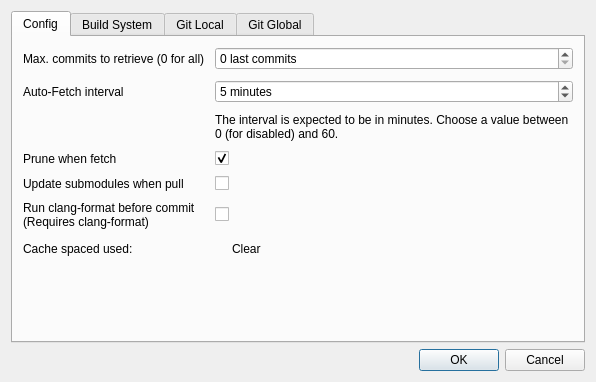
This is src/aux_widgets/RepoConfigDlg.ui in francescmm/GitQlient as Qt 5 draws it before an edit. The edited form follows.
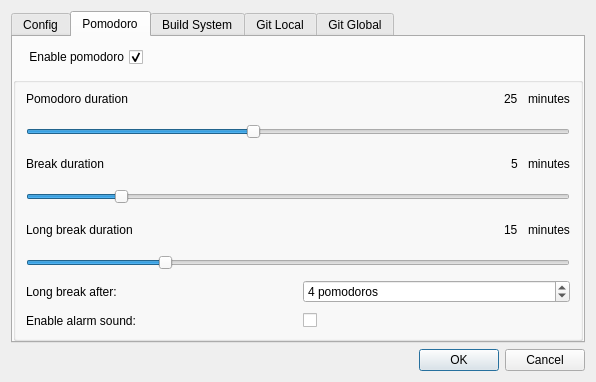
This is the edited form. Icons and pictures are not drawn. Custom widgets are drawn as their Qt base class.

Commit message: #180 Adding UI/UX for pomodoro

```diff
--- a/src/aux_widgets/RepoConfigDlg.ui
+++ b/src/aux_widgets/RepoConfigDlg.ui
@@ -17,7 +17,7 @@
    <item>
     <widget class="QTabWidget" name="tabWidget">
      <property name="currentIndex">
-      <number>0</number>
+      <number>1</number>
      </property>
      <widget class="QWidget" name="tab_3">
       <attribute name="icon">
@@ -197,6 +197,299 @@
        </item>
       </layout>
      </widget>
+     <widget class="QWidget" name="tab_5">
+      <attribute name="icon">
+       <iconset resource="../resources.qrc">
+        <normaloff>:/icons/pomodoro</normaloff>:/icons/pomodoro</iconset>
+      </attribute>
+      <attribute name="title">
+       <string>Pomodoro</string>
+      </attribute>
+      <layout class="QVBoxLayout" name="verticalLayout_2">
+       <property name="spacing">
+        <number>0</number>
+       </property>
+       <property name="leftMargin">
+        <number>0</number>
+       </property>
+       <property name="topMargin">
+        <number>0</number>
+       </property>
+       <property name="rightMargin">
+        <number>0</number>
+       </property>
+       <property name="bottomMargin">
+        <number>0</number>
+       </property>
+       <item>
+        <layout class="QHBoxLayout" name="horizontalLayout_4">
+         <property name="spacing">
+          <number>0</number>
+         </property>
+         <property name="leftMargin">
+          <number>10</number>
+         </property>
+         <property name="topMargin">
+          <number>10</number>
+         </property>
+         <property name="rightMargin">
+          <number>10</number>
+         </property>
+         <property name="bottomMargin">
+          <number>10</number>
+         </property>
+         <item>
+          <widget class="CheckBox" name="cbPomodoroEnabled">
+           <property name="layoutDirection">
+            <enum>Qt::RightToLeft</enum>
+           </property>
+           <property name="text">
+            <string>Enable pomodoro</string>
+           </property>
+           <property name="checked">
+            <bool>true</bool>
+           </property>
+          </widget>
+         </item>
+         <item>
+          <spacer name="horizontalSpacer_5">
+           <property name="orientation">
+            <enum>Qt::Horizontal</enum>
+           </property>
+           <property name="sizeHint" stdset="0">
+            <size>
+             <width>40</width>
+             <height>20</height>
+            </size>
+           </property>
+          </spacer>
+         </item>
+        </layout>
+       </item>
+       <item>
+        <widget class="QGroupBox" name="groupBox">
+         <property name="title">
+          <string/>
+         </property>
+         <layout class="QVBoxLayout" name="verticalLayout_3">
+          <property name="spacing">
+           <number>10</number>
+          </property>
+          <property name="leftMargin">
+           <number>10</number>
+          </property>
+          <property name="topMargin">
+           <number>0</number>
+          </property>
+          <property name="rightMargin">
+           <number>10</number>
+          </property>
+          <property name="bottomMargin">
+           <number>10</number>
+          </property>
+          <item>
+           <layout class="QHBoxLayout" name="horizontalLayout_5">
+            <item>
+             <widget class="QLabel" name="label_8">
+              <property name="text">
+               <string>Pomodoro duration</string>
+              </property>
+             </widget>
+            </item>
+            <item>
+             <spacer name="horizontalSpacer_2">
+              <property name="orientation">
+               <enum>Qt::Horizontal</enum>
+              </property>
+              <property name="sizeHint" stdset="0">
+               <size>
+                <width>40</width>
+                <height>20</height>
+               </size>
+              </property>
+             </spacer>
+            </item>
+            <item>
+             <widget class="QLabel" name="pomodoroDurLabel">
+              <property name="text">
+               <string>25</string>
+              </property>
+             </widget>
+            </item>
+            <item>
+             <widget class="QLabel" name="label_14">
+              <property name="text">
+               <string>minutes</string>
+              </property>
+             </widget>
+            </item>
+           </layout>
+          </item>
+          <item>
+           <widget class="QSlider" name="pomodoroDur">
+            <property name="maximum">
+             <number>60</number>
+            </property>
+            <property name="pageStep">
+             <number>5</number>
+            </property>
+            <property name="value">
+             <number>25</number>
+            </property>
+            <property name="orientation">
+             <enum>Qt::Horizontal</enum>
+            </property>
+           </widget>
+          </item>
+          <item>
+           <layout class="QHBoxLayout" name="horizontalLayout_6">
+            <item>
+             <widget class="QLabel" name="label_9">
+              <property name="text">
+               <string>Break duration</string>
+              </property>
+             </widget>
+            </item>
+            <item>
+             <spacer name="horizontalSpacer_3">
+              <property name="orientation">
+               <enum>Qt::Horizontal</enum>
+              </property>
+              <property name="sizeHint" stdset="0">
+               <size>
+                <width>40</width>
+                <height>20</height>
+               </size>
+              </property>
+             </spacer>
+            </item>
+            <item>
+             <widget class="QLabel" name="pomodoroBreakDurLabel">
+              <property name="text">
+               <string>5</string>
+              </property>
+             </widget>
+            </item>
+            <item>
+             <widget class="QLabel" name="label_15">
+              <property name="text">
+               <string>minutes</string>
+              </property>
+             </widget>
+            </item>
+           </layout>
+          </item>
+          <item>
+           <widget class="QSlider" name="breakDur">
+            <property name="maximum">
+             <number>30</number>
+            </property>
+            <property name="value">
+             <number>5</number>
+            </property>
+            <property name="orientation">
+             <enum>Qt::Horizontal</enum>
+            </property>
+           </widget>
+          </item>
+          <item>
+           <layout class="QHBoxLayout" name="horizontalLayout_7">
+            <item>
+             <widget class="QLabel" name="label_10">
+              <property name="text">
+               <string>Long break duration</string>
+              </property>
+             </widget>
+            </item>
+            <item>
+             <spacer name="horizontalSpacer_4">
+              <property name="orientation">
+               <enum>Qt::Horizontal</enum>
+              </property>
+              <property name="sizeHint" stdset="0">
+               <size>
+                <width>40</width>
+                <height>20</height>
+               </size>
+              </property>
+             </spacer>
+            </item>
+            <item>
+             <widget class="QLabel" name="pomodoroLongBreakLabel">
+              <property name="text">
+               <string>15</string>
+              </property>
+             </widget>
+            </item>
+            <item>
+             <widget class="QLabel" name="label_16">
+              <property name="text">
+               <string>minutes</string>
+              </property>
+             </widget>
+            </item>
+           </layout>
+          </item>
+          <item>
+           <widget class="QSlider" name="longBreakDur">
+            <property name="maximum">
+             <number>60</number>
+            </property>
+            <property name="value">
+             <number>15</number>
+            </property>
+            <property name="orientation">
+             <enum>Qt::Horizontal</enum>
+            </property>
+           </widget>
+          </item>
+          <item>
+           <layout class="QHBoxLayout" name="horizontalLayout_2">
+            <item>
+             <widget class="QLabel" name="label_11">
+              <property name="text">
+               <string>Long break after:</string>
+              </property>
+             </widget>
+            </item>
+            <item>
+             <widget class="QSpinBox" name="sbLongBreakCount">
+              <property name="suffix">
+               <string> pomodoros</string>
+              </property>
+              <property name="maximum">
+               <number>10</number>
+              </property>
+              <property name="value">
+               <number>4</number>
+              </property>
+             </widget>
+            </item>
+           </layout>
+          </item>
+          <item>
+           <layout class="QHBoxLayout" name="horizontalLayout_3">
+            <item>
+             <widget class="QLabel" name="label_12">
+              <property name="text">
+               <string>Enable alarm sound:</string>
+              </property>
+             </widget>
+            </item>
+            <item>
+             <widget class="QCheckBox" name="cbAlarmSound">
+              <property name="text">
+               <string/>
+              </property>
+             </widget>
+            </item>
+           </layout>
+          </item>
+         </layout>
+        </widget>
+       </item>
+      </layout>
+     </widget>
      <widget class="QWidget" name="tab_4">
       <attribute name="icon">
        <iconset resource="../resources.qrc">
```
Left out of the diff: 21 changed lines with no effect on the pictures. The commit also changes 7 other files.
